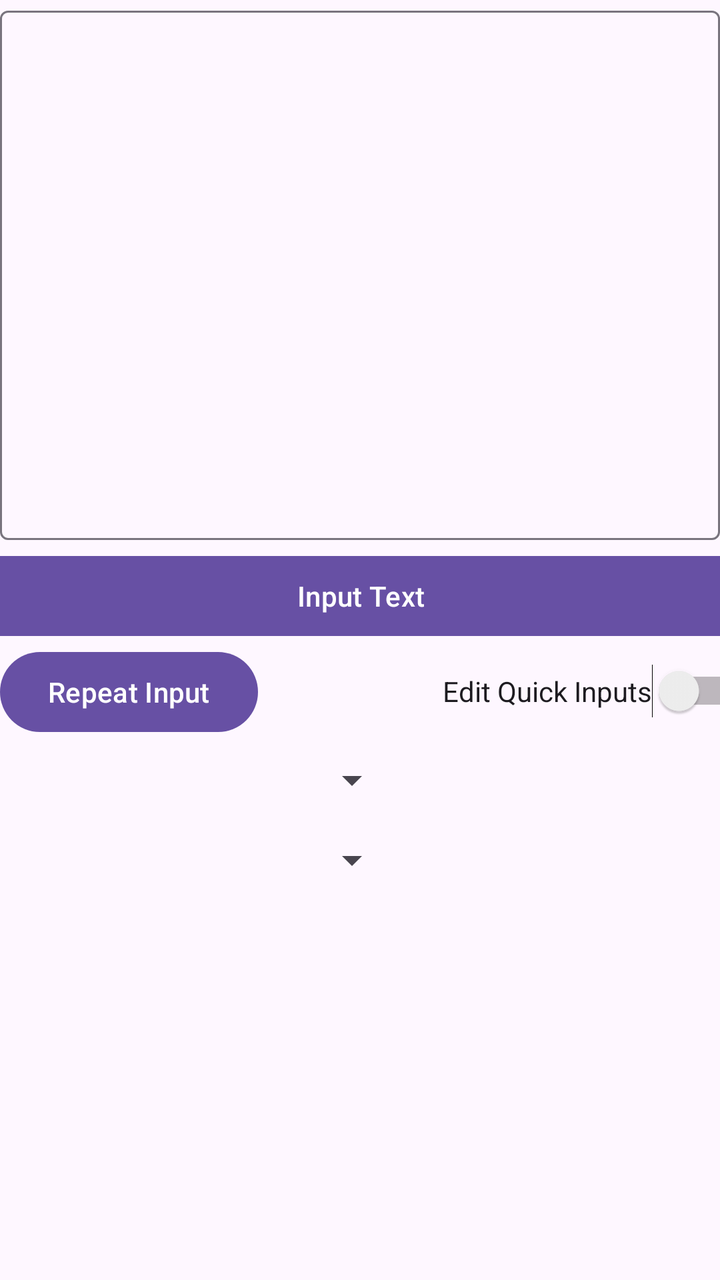
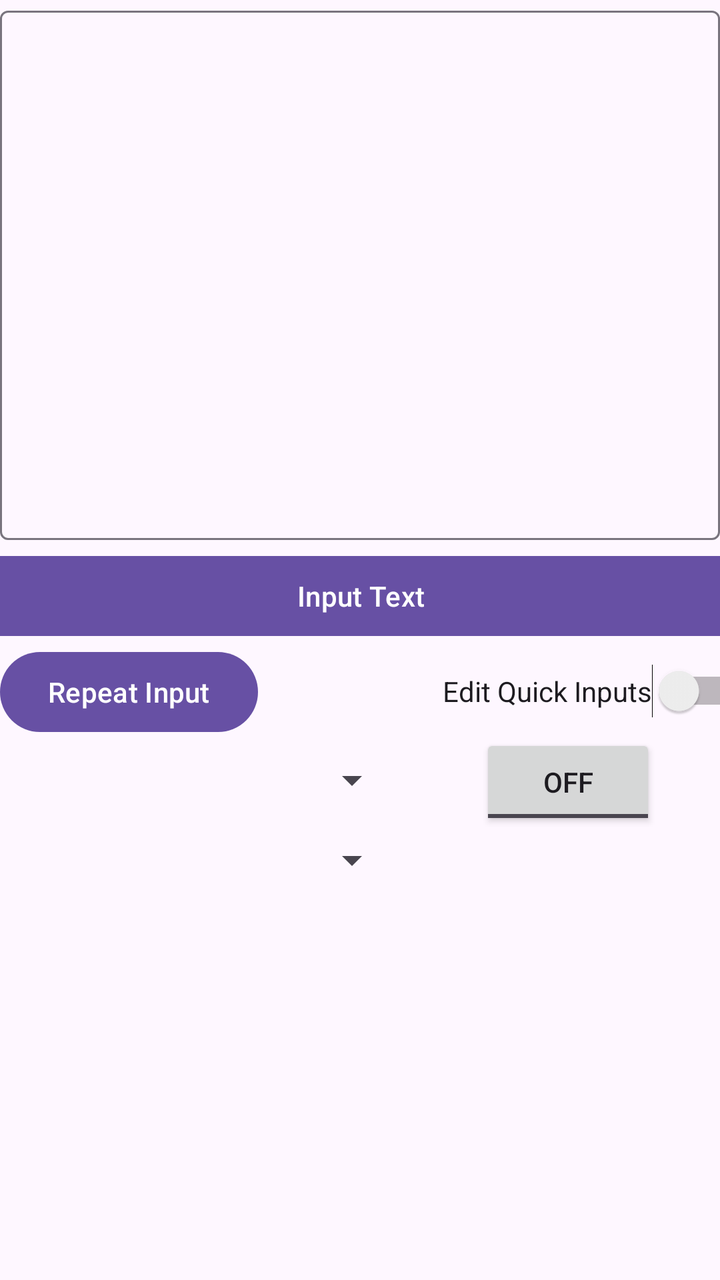

An Android layout rendered at two revisions. The XML below is the earlier revision; the diff shows what the commit changed to produce the second picture.
<!-- AndroidManifest.xml: application theme Theme.BTKBV2 -->
<!-- res/layout/activity_main.xml -->
<?xml version="1.0" encoding="utf-8"?>
<androidx.constraintlayout.widget.ConstraintLayout xmlns:android="http://schemas.android.com/apk/res/android"
    xmlns:app="http://schemas.android.com/apk/res-auto"
    xmlns:tools="http://schemas.android.com/tools"
    android:id="@+id/main"
    android:layout_width="match_parent"
    android:layout_height="match_parent"
    android:orientation="vertical"
    tools:context=".Controller">


    <com.google.android.material.textfield.TextInputLayout
        android:id="@+id/TextInputLayout"
        android:layout_width="match_parent"
        android:layout_height="wrap_content"
        tools:layout_editor_absoluteX="16dp"
        tools:layout_marginEnd="16dp"
        tools:layout_marginStart="16dp"
        tools:layout_marginTop="16dp">

        <com.google.android.material.textfield.TextInputEditText
            android:id="@+id/TextInputEditLayout"
            android:layout_width="match_parent"
            android:layout_height="wrap_content"
            android:gravity="top"
            android:inputType="textMultiLine|textCapSentences"
            android:lines="12"
            android:overScrollMode="always"
            android:scrollbarStyle="insideInset"
            android:scrollbars="vertical"
            android:scrollHorizontally="false" />
    </com.google.android.material.textfield.TextInputLayout>

    <Button
        android:id="@+id/inputbutton"
        android:layout_width="400dp"
        android:layout_height="wrap_content"
        android:layout_marginStart="16dp"
        android:layout_marginTop="4dp"
        android:layout_marginEnd="16dp"
        android:text="Input Text"
        app:layout_constraintEnd_toEndOf="parent"
        app:layout_constraintHorizontal_bias="0.5"
        app:layout_constraintStart_toStartOf="parent"
        app:layout_constraintTop_toBottomOf="@+id/TextInputLayout" />

    <Spinner
        android:id="@+id/devices"
        android:layout_width="200dp"
        android:layout_height="40dp"
        app:layout_constraintTop_toBottomOf="@+id/inputs" />

    <Spinner
        android:id="@+id/paireddevices"
        android:layout_width="200dp"
        android:layout_height="40dp"
        app:layout_constraintBottom_toBottomOf="parent"
        app:layout_constraintStart_toEndOf="@id/devices"
        />
    <Button
        android:id="@+id/repeat_input"
        android:layout_width="wrap_content"
        android:layout_height="wrap_content"
        android:text="Repeat Input"
        app:layout_constraintTop_toBottomOf="@id/inputbutton"
        />

    <Switch
        android:id="@+id/edit"
        android:layout_width="wrap_content"
        android:layout_height="wrap_content"
        android:layout_marginTop="10dp"
        android:layout_marginEnd="20dp"
        android:text="Edit Quick Inputs"
        app:layout_constraintEnd_toEndOf="@id/paireddevices"
        app:layout_constraintTop_toBottomOf="@id/inputbutton" />

    <Spinner
        android:id="@+id/inputs"
        android:layout_width="200dp"
        android:layout_height="40dp"
        app:layout_constraintTop_toBottomOf="@id/repeat_input"
        app:layout_constraintStart_toStartOf="@id/devices"
         />


</androidx.constraintlayout.widget.ConstraintLayout>
<!-- resources referenced by this layout -->
<resources>
  <style name="Theme.BTKBV2" parent="Base.Theme.BTKBV2" />
  <style name="Base.Theme.BTKBV2" parent="Theme.Material3.DayNight.NoActionBar">
          
          
      </style>
</resources>

<!-- the commit's change to res/layout/activity_main.xml (unified diff, before → after) -->
@@ -8,6 +8,16 @@
     android:orientation="vertical"
     tools:context=".Controller">
 
+
+    <ToggleButton
+        android:id="@+id/livemode"
+        android:layout_width="wrap_content"
+        android:layout_height="wrap_content"
+        android:layout_marginStart="40dp"
+        android:layout_marginTop="8dp"
+        android:text="Live Mode"
+        app:layout_constraintStart_toEndOf="@+id/inputs"
+        app:layout_constraintTop_toBottomOf="@id/edit" />
 
     <com.google.android.material.textfield.TextInputLayout
         android:id="@+id/TextInputLayout"
